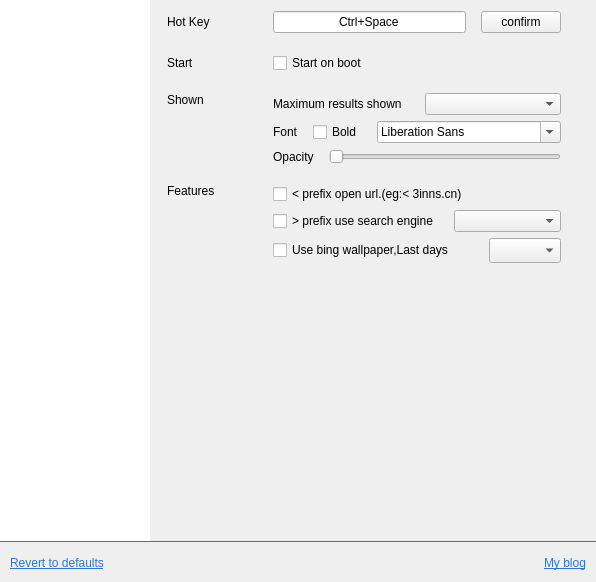
The window that src/view/SettingWidget.ui (tujiaw/Acc) describes before a commit, drawn with Qt 5.
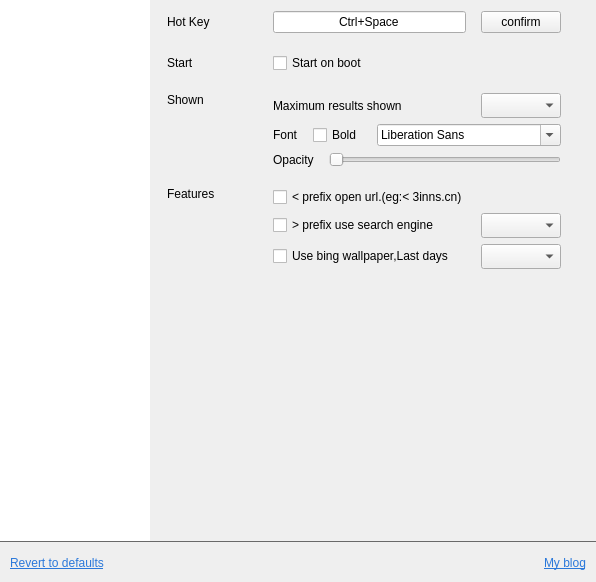
The same window after the commit.

```diff
--- a/src/view/SettingWidget.ui
+++ b/src/view/SettingWidget.ui
@@ -214,7 +214,20 @@
                 </widget>
                </item>
                <item>
-                <widget class="QComboBox" name="cbMaxResult"/>
+                <widget class="QComboBox" name="cbMaxResult">
+                 <property name="minimumSize">
+                  <size>
+                   <width>80</width>
+                   <height>25</height>
+                  </size>
+                 </property>
+                 <property name="maximumSize">
+                  <size>
+                   <width>80</width>
+                   <height>25</height>
+                  </size>
+                 </property>
+                </widget>
                </item>
               </layout>
              </item>
@@ -350,7 +363,20 @@
                 </widget>
                </item>
                <item>
-                <widget class="QComboBox" name="cbSearchEngine"/>
+                <widget class="QComboBox" name="cbSearchEngine">
+                 <property name="minimumSize">
+                  <size>
+                   <width>80</width>
+                   <height>25</height>
+                  </size>
+                 </property>
+                 <property name="maximumSize">
+                  <size>
+                   <width>80</width>
+                   <height>25</height>
+                  </size>
+                 </property>
+                </widget>
                </item>
               </layout>
              </item>
@@ -393,6 +419,18 @@
                     <verstretch>0</verstretch>
                    </sizepolicy>
                   </property>
+                  <property name="minimumSize">
+                   <size>
+                    <width>80</width>
+                    <height>25</height>
+                   </size>
+                  </property>
+                  <property name="maximumSize">
+                   <size>
+                    <width>80</width>
+                    <height>25</height>
+                   </size>
+                  </property>
                  </widget>
                 </item>
                </layout>
```
